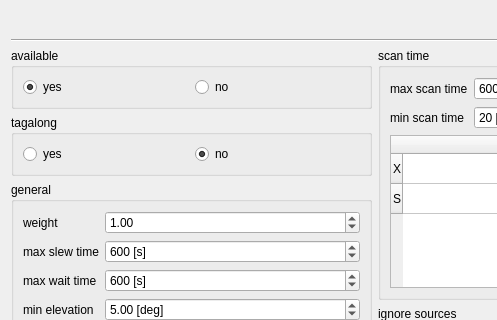
TUW-VieVS/VieSchedpp, file stationparametersdialog.ui: the form before one commit; both pictures show x 0 to 497 and y 0 to 320 of the 750 by 624 pixel window.
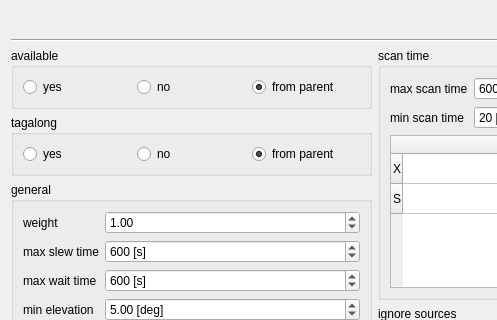
The form after the commit. Icons and pictures are not drawn.

What changed in the file:
```diff
--- a/stationparametersdialog.ui
+++ b/stationparametersdialog.ui
@@ -76,7 +76,7 @@
              <string>yes</string>
             </property>
             <property name="checked">
-             <bool>true</bool>
+             <bool>false</bool>
             </property>
            </widget>
           </item>
@@ -87,6 +87,16 @@
             </property>
            </widget>
           </item>
+          <item>
+           <widget class="QRadioButton" name="radioButton_available_parent">
+            <property name="text">
+             <string>from parent</string>
+            </property>
+            <property name="checked">
+             <bool>true</bool>
+            </property>
+           </widget>
+          </item>
          </layout>
         </widget>
        </item>
@@ -107,6 +117,16 @@
            <widget class="QRadioButton" name="radioButton_tagalong_no">
             <property name="text">
              <string>no</string>
+            </property>
+            <property name="checked">
+             <bool>false</bool>
+            </property>
+           </widget>
+          </item>
+          <item>
+           <widget class="QRadioButton" name="radioButton_tagalong_parent">
+            <property name="text">
+             <string>from parent</string>
             </property>
             <property name="checked">
              <bool>true</bool>
```
